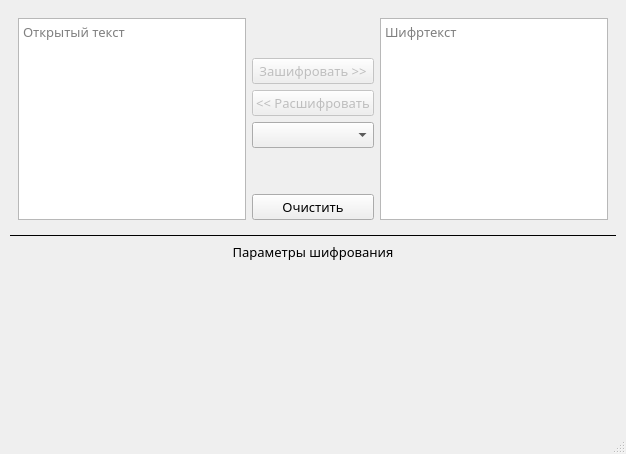
The window that resources/Window.ui (Firyst/myCryptography) describes before a commit, drawn with Qt 5.
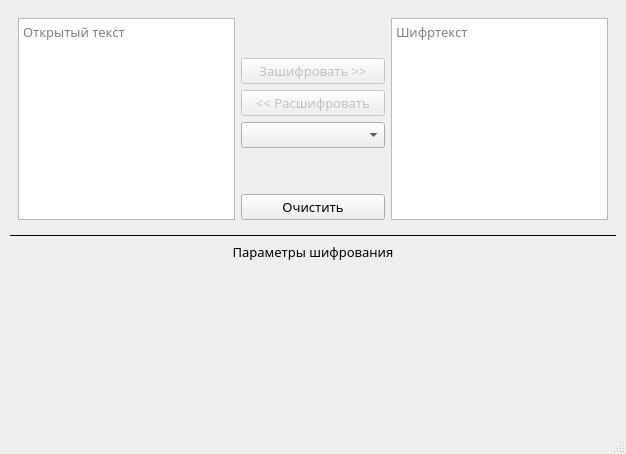
The same window after the commit.

The edit to the form file:
```diff
--- a/resources/Window.ui
+++ b/resources/Window.ui
@@ -34,7 +34,7 @@
      <number>10</number>
     </property>
     <item>
-     <layout class="QHBoxLayout" name="horizontalLayout">
+     <layout class="QHBoxLayout" name="horizontalLayout" stretch="3,2,3">
       <property name="leftMargin">
        <number>8</number>
       </property>
```
